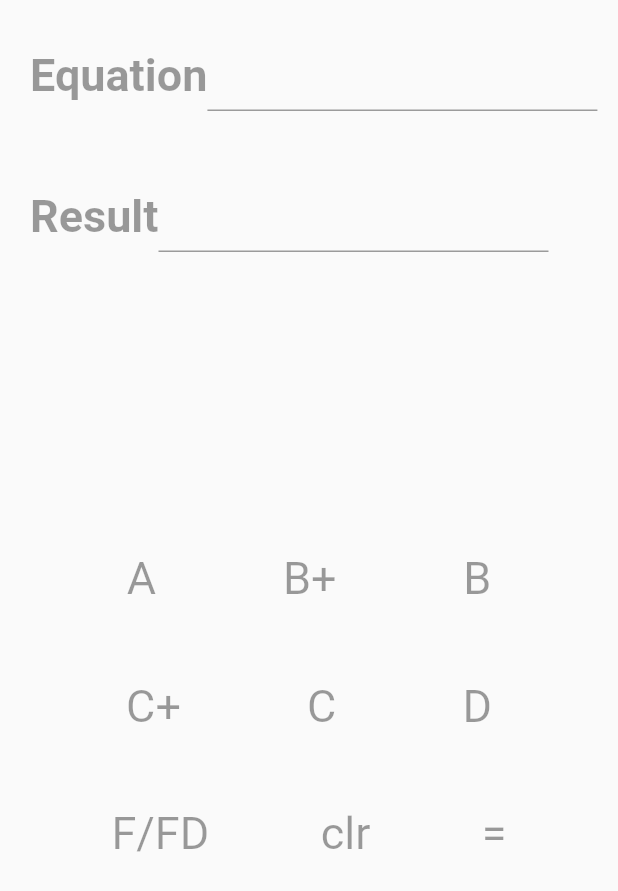
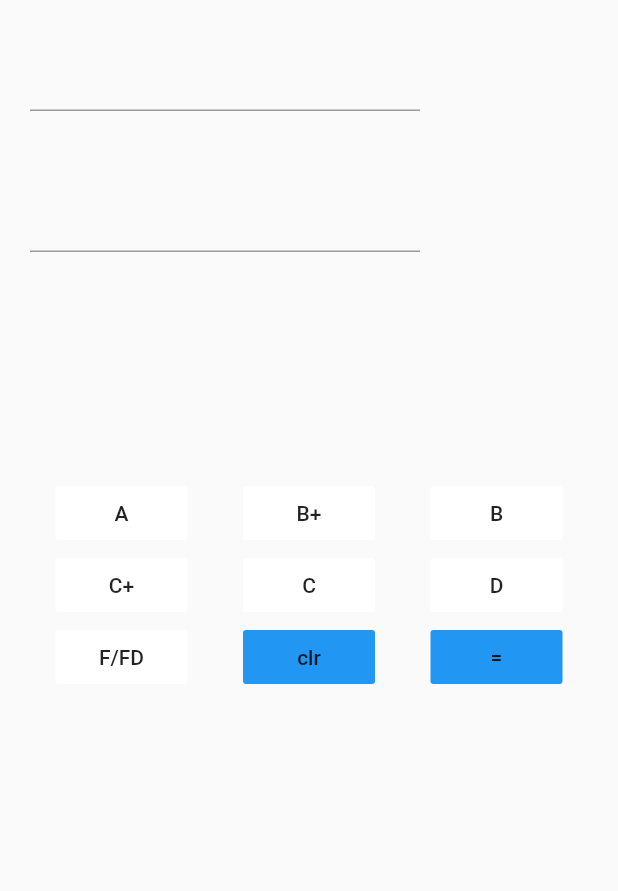
Before and after one commit to AJPasigado/Flutter-QPI-Calculator, a Flutter app: the screen it shows after launch, on a phone screen of 412 x 824 dp. Shown: the top 891 px of the screen. Run offline on Flutter 3.47's test engine with Material 2 defaults, Android fonts, the phone set to English and light mode, and no system bars.

Commit message:
Changed gestures to button

```diff
--- a/lib/main.dart
+++ b/lib/main.dart
@@ -12,27 +12,8 @@ class MainCalc extends StatefulWidget {
 }
 
 class Calculator extends State<MainCalc> {
-  @override
-  Widget build(BuildContext context) {
-    Column _buildNormalButton(String label) {
-      return Column(
-        mainAxisSize: MainAxisSize.min,
-        mainAxisAlignment: MainAxisAlignment.center,
-        children: [
-          Container(
-            margin: const EdgeInsets.only(top: 50),
-            child: Text(
-              label,
-              style: TextStyle(
-                fontSize: 30,
-                fontWeight: FontWeight.w400,
-                color: Color.fromARGB(100, 0, 0, 0),
-              ),
-            ),
-          ),
-        ],
-      );
-    }
+  final txt_controller_equation = TextEditingController();
+  final txt_controller_result = TextEditingController();
 
   List<String> buffer = [];
 
@@ -45,14 +26,65 @@ class Calculator extends State<MainCalc> {
     "D": 1,
     "F/FD": 0
   };
-    //var txt_controller_equation = new TextEditingController();
-    final txt_controller_equation = TextEditingController();
-    final txt_controller_result = TextEditingController();
 
+  @override
+  Widget build(BuildContext context) {
     double returnQPI(List<String> grades) {
       double cumulative = 0;
       grades.forEach((i) => cumulative += gradeDict[i]);
       return (cumulative / grades.length);
+    }
+
+    RaisedButton grade_button(String text) {
+      return RaisedButton(
+        child: Text(text),
+        color: Colors.white,
+        elevation: 0,
+        splashColor: Colors.blueGrey,
+        onPressed: () {
+          buffer.add(text);
+          txt_controller_equation.value = new TextEditingController.fromValue(
+                  new TextEditingValue(
+                      text: txt_controller_equation.value.text + " " + text))
+              .value;
+          print(buffer);
+        },
+      );
+    }
+
+    RaisedButton _buildNormalButton(String label) {
+      return RaisedButton(
+        child: Text(label),
+        color: Theme.of(context).accentColor,
+        elevation: 0,
+        splashColor: Colors.blueGrey,
+        onPressed: () {
+          buffer.clear();
+          txt_controller_equation.value = new TextEditingValue();
+          txt_controller_result.value = new TextEditingValue();
+        },
+      );
+    }
+
+    RaisedButton equal_button() {
+      return RaisedButton(
+        child: Text("="),
+        color: Theme.of(context).accentColor,
+        elevation: 0,
+        splashColor: Colors.blueGrey,
+        onPressed: () {
+          var qpi = returnQPI(buffer);
+          print(qpi);
+          buffer.clear();
+          txt_controller_equation.value = new TextEditingController.fromValue(
+                  new TextEditingValue(text: ''))
+              .value;
+          txt_controller_result
+            ..value = new TextEditingController.fromValue(
+                    new TextEditingValue(text: qpi.toString()))
+                .value;
+        },
+      );
     }
 
     Row _buildButtonRow(btn1, btn2, btn3) {
@@ -66,104 +98,33 @@ class Calculator extends State<MainCalc> {
       );
     }
 
-    GestureDetector grade_button(String text) {
-      return GestureDetector(
-        onTap: () {
-          buffer.add(text);
-          txt_controller_equation.value = new TextEditingController.fromValue(
-                  new TextEditingValue(text: txt_controller_equation.value.text +" . "+ text)).value;
-          //txt_controller_equation.text="AAA";
-          //_equationText();
-          print(buffer);
-          //new RaisedButton(onPressed: () {
-          //  setState(() {txt_controller_equation.text = "My Stringt";});
-          //  }
-          // );
-        },
-        child:
-          Container(
-            margin: const EdgeInsets.only(top: 50),
-            child: Text(
-              text,
-              style: TextStyle(
-                fontSize: 30,
-                fontWeight: FontWeight.w400,
-                color: Color.fromARGB(100, 0, 0, 0),
-              ),
-              ),
-          ),
-
-
-        /*Text(
-          text,
-          style: TextStyle(fontSize: 32.0, color: Colors.black),
-        ),*/
-      );
-    }
-
-    GestureDetector equal_button() {
-      return GestureDetector(
-        onTap: () {
-          var qpi = returnQPI(buffer);
-          print(qpi);
-          buffer.clear();
-          txt_controller_equation.value = new TextEditingController.fromValue(
-                  new TextEditingValue(text: '')).value;
-          txt_controller_result..value = new TextEditingController.fromValue(
-                  new TextEditingValue(text: qpi.toString())).value;
-        },
-        child: Container(
-            margin: const EdgeInsets.only(top: 50),
-            child: Text(
-              "=",
-              style: TextStyle(
-                fontSize: 30,
-                fontWeight: FontWeight.w400,
-                color: Color.fromARGB(100, 0, 0, 0),
-              ),
-              ),
-          ),
-      );
-    }
-
     return MaterialApp(
       title: 'Flutter QPI',
       home: Scaffold(
         body: ListView(
           children: [
-            Container(height:100, padding:EdgeInsets.all(20),
-
+            Container(
+              height: 100,
+              padding: EdgeInsets.all(20),
               child: Row(
                 children: <Widget>[
-                  new Text(
-                    "Equation",
-                    style: TextStyle(
-                      fontSize: 30,
-                      fontWeight: FontWeight.bold,
-                      color: Color.fromARGB(100, 0, 0, 0),
-                    ),
-                  ),
-                  Container(width: 260 ,child:new TextField(
+                  Container(
+                    width: 260,
+                    child: new TextField(
                       controller: txt_controller_equation,
                       //style: TextStyle(fontSize: 32.0, color: Colors.black),
-                  ),)
-
+                    ),
+                  )
                 ],
               ),
             ),
-            Container(padding:EdgeInsets.all(20),
+            Container(
+              padding: EdgeInsets.all(20),
               child: Row(
                 children: <Widget>[
-                  Text(
-                    "Result",
-                    style: TextStyle(
-                      fontSize: 30,
-                      fontWeight: FontWeight.bold,
-                      color: Color.fromARGB(100, 0, 0, 0),
-                    ),
-                  ),
-                  Container(width: 260 ,child:new TextField(
-                    controller: txt_controller_result
+                  Container(
+                    width: 260,
+                    child: new TextField(controller: txt_controller_result
                         //style: TextStyle(fontSize: 32.0, color: Colors.black),
                         ),
                   ),
@@ -171,7 +132,7 @@ class Calculator extends State<MainCalc> {
               ),
             ),
             // THis is the spacing between the buttonsand the display.
-            Container(height:130),
+            Container(height: 130),
             Container(
               child: Column(
                 children: <Widget>[
```
Lines whose indentation alone changed are shown as unchanged.
